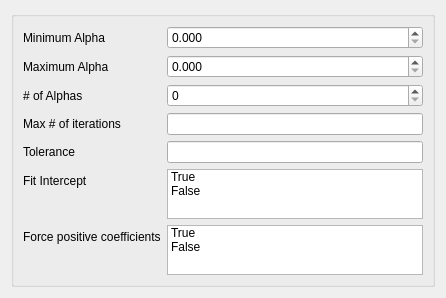
Above: ui/cv_Lasso.ui from tthatcher95/PyHAT_Point_Spectra_GUI before the change. Below: the same form after it.
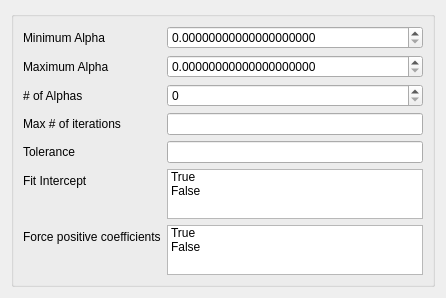
That is the form after the change.

Patch:
```diff
--- a/ui/cv_Lasso.ui
+++ b/ui/cv_Lasso.ui
@@ -39,7 +39,7 @@
       <item row="0" column="1">
        <widget class="QDoubleSpinBox" name="minalpha_spin">
         <property name="decimals">
-         <number>3</number>
+         <number>20</number>
         </property>
         <property name="maximum">
          <double>1000000000.000000000000000</double>
@@ -56,7 +56,7 @@
       <item row="1" column="1">
        <widget class="QDoubleSpinBox" name="maxalpha_spin">
         <property name="decimals">
-         <number>3</number>
+         <number>20</number>
         </property>
         <property name="maximum">
          <double>1000000000.000000000000000</double>
```
